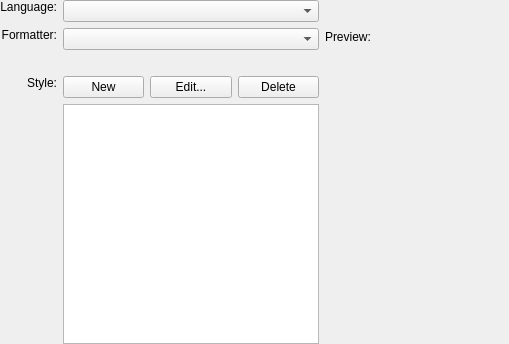
This is kdevplatform/shell/sourceformatterselectionedit.ui in KDE/kdevelop as Qt 5 draws it before an edit. The edited form follows.
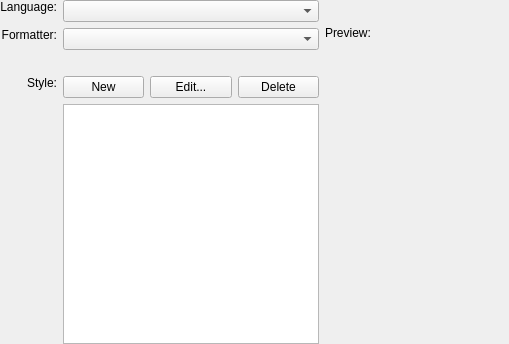
This is the edited form. Custom widgets are drawn as their Qt base class.

Commit message: SourceFormatterSelectionEdit: remove vertical spacer

The edit to the form file:
```diff
--- a/kdevplatform/shell/sourceformatterselectionedit.ui
+++ b/kdevplatform/shell/sourceformatterselectionedit.ui
@@ -44,7 +44,10 @@
     </layout>
    </item>
    <item row="0" column="2" rowspan="4">
-    <layout class="QVBoxLayout" name="verticalLayout" stretch="0,0,1">
+    <layout class="QVBoxLayout" name="verticalLayout" stretch="0,1">
+     <property name="spacing">
+      <number>12</number>
+     </property>
      <item>
       <widget class="QLabel" name="descriptionLabel">
        <property name="sizePolicy">
@@ -64,19 +67,6 @@
        </property>
       </widget>
      </item>
-     <item>
-      <spacer name="verticalSpacer">
-       <property name="orientation">
-        <enum>Qt::Vertical</enum>
-       </property>
-       <property name="sizeHint" stdset="0">
-        <size>
-         <width>20</width>
-         <height>10</height>
-        </size>
-       </property>
-      </spacer>
-     </item>
      <item>
       <widget class="QWidget" name="previewArea" native="true">
        <layout class="QVBoxLayout" name="verticalLayout_2">
```
